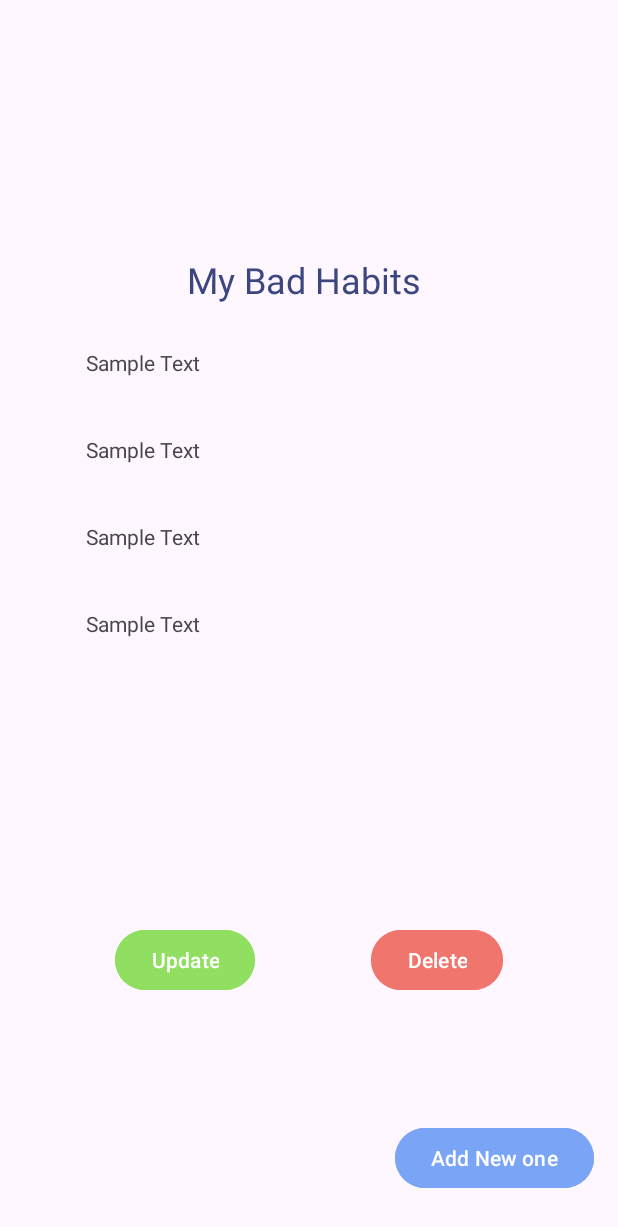
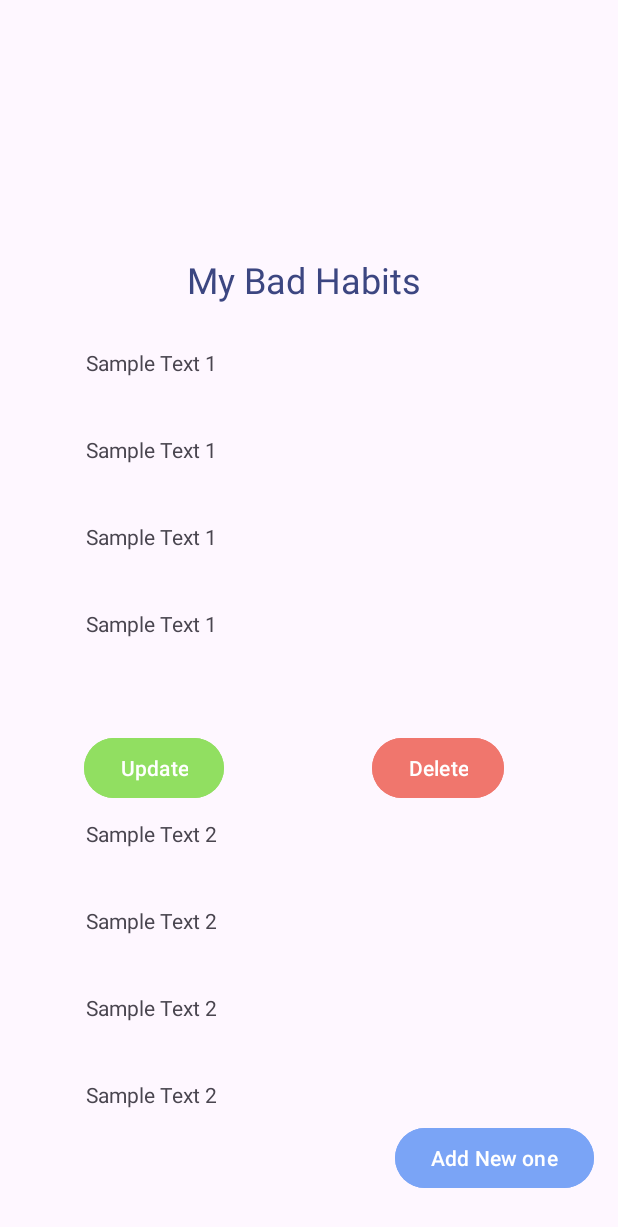
Before and after one commit to IT22122032/BadHabitTracker, an Android app: the MainActivity screen opened directly, with no data from a screen before it, on a phone screen of 412 x 824 dp. Shown: the top 1227 px of the screen. Run offline under Robolectric (Android 15) with nearby library versions, the phone set to English and light mode, and no system bars.

Commit message:
Added Recycle View

```diff
--- a/app/build.gradle.kts
+++ b/app/build.gradle.kts
@@ -1,6 +1,7 @@
 plugins {
     alias(libs.plugins.androidApplication)
     alias(libs.plugins.jetbrainsKotlinAndroid)
+    id("kotlin-kapt")
 }
 
 android {
@@ -46,6 +47,9 @@ dependencies {
     implementation(libs.androidx.activity)
     implementation(libs.androidx.constraintlayout)
     implementation("androidx.recyclerview:recyclerview:1.3.2")
+    implementation("androidx.room:room-runtime:2.6.1")
+    kapt("androidx.room:room-compiler:2.6.1")
+    implementation("androidx.room:room-ktx:2.6.1")
     testImplementation(libs.junit)
     androidTestImplementation(libs.androidx.junit)
     androidTestImplementation(libs.androidx.espresso.core)
--- a/app/src/main/java/com/example/badhabittracker/DeytailAdapter.kt
+++ b/app/src/main/java/com/example/badhabittracker/DeytailAdapter.kt
@@ -4,20 +4,30 @@ import android.content.Context
 import android.view.LayoutInflater
 import android.view.View
 import android.view.ViewGroup
+import android.widget.Toast
 import androidx.recyclerview.widget.RecyclerView
 
 
 class DeytailAdapter // Set a single sample value
-    (private val context: Context) : RecyclerView.Adapter<DeytailViewHolder>() {
-    private val sampleValue = "Sample Text"
+    (private var context: Context) : RecyclerView.Adapter<DeytailViewHolder>() {
+    private val sampleValue = mutableListOf<String>()
+    init {
+        // Initialize sample values
+        for (i in 1..10) {
+            sampleValue.add("Sample Text $i")
+        }
+    }
+
+
     override fun onCreateViewHolder(parent: ViewGroup, viewType: Int): DeytailViewHolder {
-        val view: View =
-            LayoutInflater.from(context).inflate(R.layout.itemviewholder, parent, false)
+        val view: View = LayoutInflater.from(context).inflate(R.layout.itemviewholder, parent, false)
+        context =parent.context
         return DeytailViewHolder(view)
     }
 
     override fun onBindViewHolder(holder: DeytailViewHolder, position: Int) {
         // Set sample text value for all TextViews
+        val sampleValue = sampleValue[position]
         holder.viewHodertextView1.text = sampleValue
         holder.viewHolderTextView2.text = sampleValue
         holder.viewHolderText3.text = sampleValue
@@ -25,15 +35,16 @@ class DeytailAdapter // Set a single sample value
 
         // Setting click listeners or other operations if needed
         holder.update.setOnClickListener {
-            // Handle update button click
+            Toast.makeText(context,"update button clicked",Toast.LENGTH_LONG).show()
         }
         holder.delete.setOnClickListener {
-            // Handle delete button click
+            Toast.makeText(context,"Your Bad habit has Gone now",Toast.LENGTH_LONG).show()// Handle delete button click
         }
     }
 
+
     override fun getItemCount(): Int {
         // Return the number of items in your dataset
-        return 1 // Since there's only one sample value
+        return sampleValue.size
     }
 }
--- a/app/src/main/java/com/example/badhabittracker/MainActivity.kt
+++ b/app/src/main/java/com/example/badhabittracker/MainActivity.kt
@@ -28,7 +28,7 @@ class MainActivity : AppCompatActivity() {
         val addbtn = findViewById<Button>(R.id.addButton) // Moved this line here
 
        addbtn.setOnClickListener {
-            val intent = Intent(this, MainActivity::class.java)
+            val intent = Intent(this, AddBadHabits::class.java)
             startActivity(intent)
         }
     }
--- a/app/src/main/res/layout/itemviewholder.xml
+++ b/app/src/main/res/layout/itemviewholder.xml
@@ -3,7 +3,7 @@
     xmlns:app="http://schemas.android.com/apk/res-auto"
     xmlns:tools="http://schemas.android.com/tools"
     android:layout_width="match_parent"
-    android:layout_height="match_parent">
+    android:layout_height="wrap_content">
 
     <TextView
         android:id="@+id/viewHodertextView1"
@@ -55,25 +55,24 @@
         android:id="@+id/update"
         android:layout_width="wrap_content"
         android:layout_height="wrap_content"
-        android:layout_marginBottom="84dp"
+        android:layout_marginStart="56dp"
+        android:layout_marginTop="24dp"
         android:backgroundTint="@color/update"
         android:text="@string/Update"
-        app:layout_constraintBottom_toBottomOf="parent"
-        app:layout_constraintEnd_toStartOf="@+id/delete"
-        app:layout_constraintHorizontal_bias="0.5"
         app:layout_constraintStart_toStartOf="parent"
-        app:layout_constraintTop_toTopOf="@+id/delete" />
+        app:layout_constraintTop_toBottomOf="@+id/viewHoldertext4" />
 
     <Button
         android:id="@+id/delete"
         android:layout_width="wrap_content"
         android:layout_height="wrap_content"
-        android:layout_marginBottom="84dp"
+        android:layout_marginTop="24dp"
+        android:layout_marginEnd="68dp"
         android:backgroundTint="@color/deete"
         android:text="@string/Delete"
-        app:layout_constraintBottom_toBottomOf="parent"
         app:layout_constraintEnd_toEndOf="parent"
-        app:layout_constraintHorizontal_bias="0.5"
-        app:layout_constraintStart_toEndOf="@+id/update" />
+        app:layout_constraintHorizontal_bias="0.923"
+        app:layout_constraintStart_toEndOf="@+id/update"
+        app:layout_constraintTop_toBottomOf="@+id/viewHoldertext4" />
 
 </androidx.constraintlayout.widget.ConstraintLayout>
```
Also changed, not shown: app/src/main/java/com/example/badhabittracker/MainActivityData.kt (added, +14 -0 lines), app/src/main/java/com/example/badhabittracker/database/BadHabit.kt (added, +15 -0 lines), app/src/main/java/com/example/badhabittracker/database/BadHabitDB.kt (added, +26 -0 lines), app/src/main/java/com/example/badhabittracker/database/BadHabitRepository.kt (added, +10 -0 lines).
